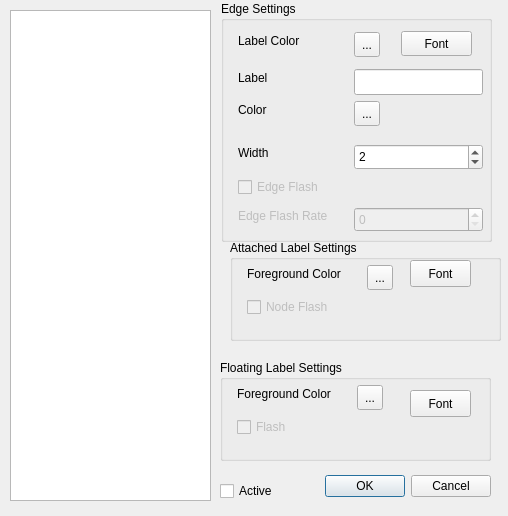
This is src/clients/legacyWatcher/layerConfigurationDialog.ui in glawler/watcher-visualization as Qt 5 draws it before an edit. The edited form follows.
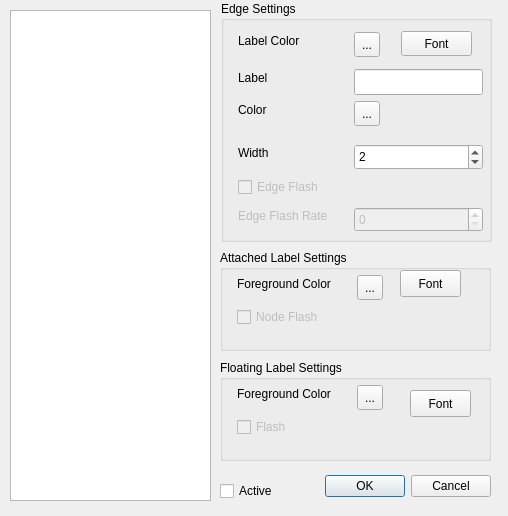
This is the edited form.

Commit message: aligned "attached label settings" in layer config dialog.

Patch:
```diff
--- a/src/clients/legacyWatcher/layerConfigurationDialog.ui
+++ b/src/clients/legacyWatcher/layerConfigurationDialog.ui
@@ -257,8 +257,8 @@
   <widget class="QGroupBox" name="nodeLabelGroupBox">
    <property name="geometry">
     <rect>
-     <x>230</x>
-     <y>240</y>
+     <x>220</x>
+     <y>250</y>
      <width>271</width>
      <height>101</height>
     </rect>
```
